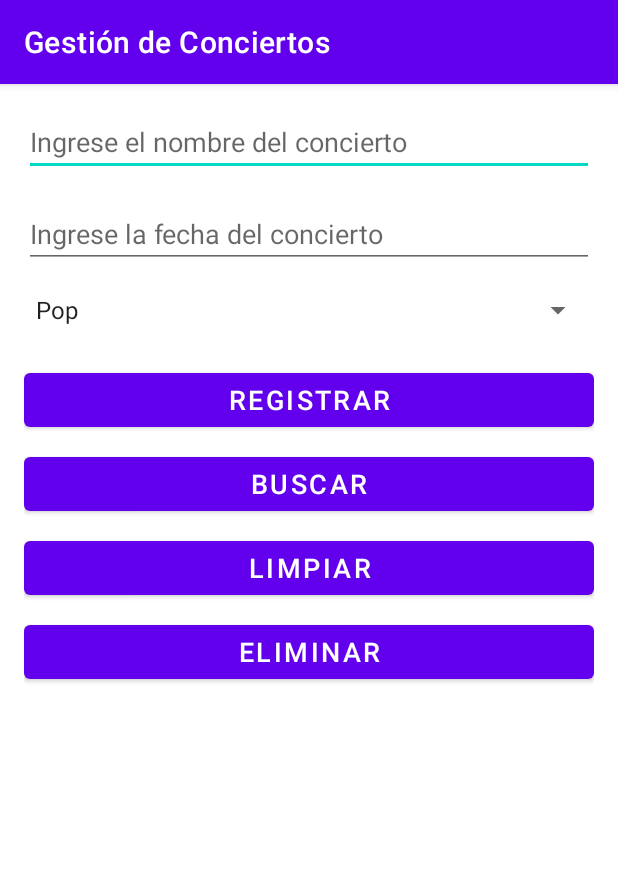
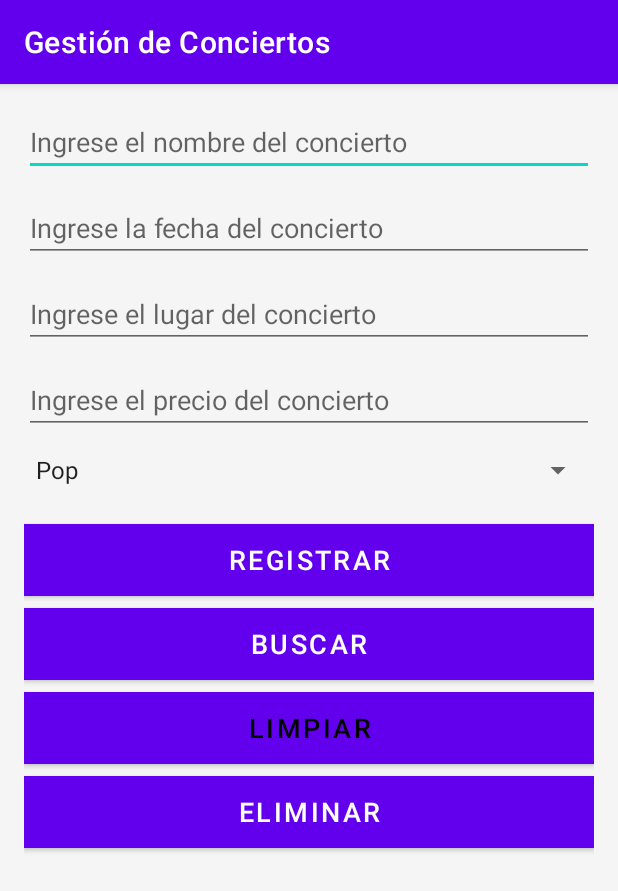
Before and after one commit to dannydanzka/concierto, an Android app: the screen it shows after launch (MainActivity), after a tap on "BUSCAR", on a phone screen of 412 x 824 dp. Shown: the top 891 px of the screen. Run offline under Robolectric (Android 15) with nearby library versions, the phone set to English and light mode, and no system bars.

Commit message:
Ajustes y Refactor

```diff
--- a/app/src/main/java/com/roberto/concierto/MainActivity.kt
+++ b/app/src/main/java/com/roberto/concierto/MainActivity.kt
@@ -1,9 +1,8 @@
 package com.roberto.concierto
 
+import android.content.Intent
+import android.os.Bundle
 import android.view.View
-import android.content.SharedPreferences
-import android.os.Bundle
-import android.content.Intent
 import android.view.inputmethod.InputMethodManager
 import android.widget.*
 import androidx.appcompat.app.AppCompatActivity
@@ -12,9 +11,12 @@ class MainActivity : AppCompatActivity() {
 
     private lateinit var inputNombre: EditText
     private lateinit var inputFecha: EditText
+    private lateinit var inputLugar: EditText
+    private lateinit var inputPrecio: EditText
     private lateinit var spinnerGenero: Spinner
-    private lateinit var sharedPreferences: SharedPreferences
-    private var generoSel: String = "Cumbia"
+
+    private var generoSeleccionado: String = "Pop"
+    private val listaConciertos = mutableListOf<Concierto>()
 
     override fun onCreate(savedInstanceState: Bundle?) {
         super.onCreate(savedInstanceState)
@@ -22,24 +24,23 @@ class MainActivity : AppCompatActivity() {
 
         inputNombre = findViewById(R.id.input_nombre)
         inputFecha = findViewById(R.id.input_fecha)
+        inputLugar = findViewById(R.id.input_lugar)
+        inputPrecio = findViewById(R.id.input_precio)
         spinnerGenero = findViewById(R.id.spinner_genero)
-
-        sharedPreferences = getSharedPreferences("ConciertoPrefs", MODE_PRIVATE)
 
         val registrarButton = findViewById<Button>(R.id.btn_registrar)
         val buscarButton = findViewById<Button>(R.id.btn_buscar)
         val limpiarButton = findViewById<Button>(R.id.btn_limpiar)
         val eliminarButton = findViewById<Button>(R.id.btn_eliminar)
 
-        val lstGeneros = listOf("Pop", "Hip-Hop", "Clásica", "Reggae", "Indie", "Techno", "Cumbia")
-        val adaptador = ArrayAdapter(this, android.R.layout.simple_spinner_item, lstGeneros)
+        val generos = listOf("Pop", "Hip-Hop", "Clásica", "Reggae", "Indie", "Techno", "Cumbia")
+        val adaptador = ArrayAdapter(this, android.R.layout.simple_spinner_item, generos)
         adaptador.setDropDownViewResource(android.R.layout.simple_spinner_dropdown_item)
         spinnerGenero.adapter = adaptador
         spinnerGenero.onItemSelectedListener = object : AdapterView.OnItemSelectedListener {
             override fun onItemSelected(parent: AdapterView<*>?, view: View?, position: Int, id: Long) {
-                generoSel = lstGeneros[position]
+                generoSeleccionado = generos[position]
             }
-
             override fun onNothingSelected(parent: AdapterView<*>?) {}
         }
 
@@ -49,109 +50,68 @@ class MainActivity : AppCompatActivity() {
         eliminarButton.setOnClickListener { eliminar() }
     }
 
-    // Función para registrar el concierto
     private fun registrar() {
         val nombre = inputNombre.text.toString().trim()
         val fecha = inputFecha.text.toString().trim()
+        val lugar = inputLugar.text.toString().trim()
+        val precioStr = inputPrecio.text.toString().trim()
 
-        if (nombre.isNotEmpty() && fecha.isNotEmpty()) {
-            // Guardar en SharedPreferences
-            val editor = sharedPreferences.edit()
-            editor.putString("nombre", nombre)
-            editor.putString("fecha", fecha)
-            editor.putString("genero", generoSel)
-            val success = editor.commit() // Usamos commit() en lugar de apply() para asegurarnos de que se guarde inmediatamente
+        if (nombre.isEmpty() || fecha.isEmpty() || lugar.isEmpty() || precioStr.isEmpty()) {
+            mostrarMensaje("Por favor, complete todos los campos.")
+            return
+        }
 
-            // Verificación de éxito
-            if (success) {
-                Toast.makeText(this, "Datos guardados correctamente", Toast.LENGTH_SHORT).show()
-            } else {
-                Toast.makeText(this, "Error al guardar los datos", Toast.LENGTH_SHORT).show()
+        val precio = precioStr.toDoubleOrNull()
+        if (precio == null || precio <= 0) {
+            mostrarMensaje("Ingrese un precio válido.")
+            return
+        }
+
+        listaConciertos.add(Concierto(nombre, fecha, lugar, generoSeleccionado, precio))
+        mostrarMensaje("Concierto registrado correctamente.")
+        limpiar()
+    }
+
+    private fun buscar() {
+        val nombreBuscar = inputNombre.text.toString().trim()
+        val concierto = listaConciertos.find { it.nombre.equals(nombreBuscar, ignoreCase = true) }
+
+        if (concierto != null) {
+            val intent = Intent(this, DetallesActivity::class.java).apply {
+                putExtra("nombre", concierto.nombre)
+                putExtra("fecha", concierto.fecha)
+                putExtra("lugar", concierto.lugar)
+                putExtra("genero", concierto.genero)
+                putExtra("precio", concierto.precio.toString())
             }
-
-            limpiar()
-            hideKeyboard()
+            startActivity(intent)
         } else {
-            Toast.makeText(this, "Por favor ingrese toda la información", Toast.LENGTH_SHORT).show()
+            mostrarMensaje("Concierto no encontrado.")
         }
     }
 
-    // Función para buscar un concierto
-    private fun buscar() {
-        hideKeyboard()
+    private fun eliminar() {
+        val nombreEliminar = inputNombre.text.toString().trim()
+        val concierto = listaConciertos.find { it.nombre.equals(nombreEliminar, ignoreCase = true) }
 
-        // Verificar qué texto está capturando el EditText
-        val nombreBuscar = inputNombre.text.toString().trim().lowercase()
-
-        Toast.makeText(this, "Nombre en campo capturado: ${inputNombre.text}", Toast.LENGTH_SHORT).show()
-
-        // Si el campo está vacío, pedimos que ingrese algo
-        if (nombreBuscar.isEmpty()) {
-            Toast.makeText(this, "Por favor ingrese un nombre para buscar", Toast.LENGTH_SHORT).show()
-            return // Salimos de la función si está vacío
-        }
-
-        // Obtener los datos guardados
-        val nombreGuardado = sharedPreferences.getString("nombre", "")?.lowercase()?.trim()
-        val fechaGuardada = sharedPreferences.getString("fecha", "")
-        val generoGuardado = sharedPreferences.getString("genero", "")
-
-        // Verificación con logs
-        Toast.makeText(this, "Nombre ingresado: $nombreBuscar, Guardado: $nombreGuardado", Toast.LENGTH_LONG).show()
-
-        // Comparación exacta
-        if (nombreBuscar == nombreGuardado) {
-            val intent = Intent(this, DetallesActivity::class.java)
-            intent.putExtra("nombre", nombreGuardado)
-            intent.putExtra("fecha", fechaGuardada)
-            intent.putExtra("genero", generoGuardado)
-            startActivity(intent)
+        if (concierto != null) {
+            listaConciertos.remove(concierto)
+            mostrarMensaje("Concierto eliminado correctamente.")
+            limpiar()
         } else {
-            Toast.makeText(this, "Concierto no encontrado", Toast.LENGTH_SHORT).show()
+            mostrarMensaje("Concierto no encontrado.")
         }
     }
 
-    // Función para eliminar un concierto
-    private fun eliminar() {
-        hideKeyboard()
-
-        val nombreEliminar = inputNombre.text.toString().trim().lowercase()
-
-        // Obtener los datos guardados
-        val nombreGuardado = sharedPreferences.getString("nombre", "")?.lowercase()?.trim()
-
-        // Verificación con logs
-        Toast.makeText(this, "Nombre ingresado para eliminar: $nombreEliminar, Guardado: $nombreGuardado", Toast.LENGTH_LONG).show()
-
-        // Comparación exacta
-        if (nombreEliminar == nombreGuardado) {
-            // Eliminar concierto de SharedPreferences
-            val editor = sharedPreferences.edit()
-            editor.clear() // Elimina todos los datos guardados
-            val success = editor.commit() // Usamos commit() para asegurarnos de que los datos se borren inmediatamente
-
-            // Verificación de éxito
-            if (success) {
-                limpiar()
-                Toast.makeText(this, "Concierto eliminado correctamente", Toast.LENGTH_SHORT).show()
-            } else {
-                Toast.makeText(this, "Error al eliminar los datos", Toast.LENGTH_SHORT).show()
-            }
-        } else {
-            Toast.makeText(this, "Concierto no encontrado", Toast.LENGTH_SHORT).show()
-        }
-    }
-
-    // Función para limpiar los campos
     private fun limpiar() {
         inputNombre.text.clear()
         inputFecha.text.clear()
+        inputLugar.text.clear()
+        inputPrecio.text.clear()
         spinnerGenero.setSelection(0)
     }
 
-    // Función para ocultar el teclado
-    private fun hideKeyboard() {
-        val inputMethodManager = getSystemService(INPUT_METHOD_SERVICE) as InputMethodManager
-        inputMethodManager.hideSoftInputFromWindow(currentFocus?.windowToken, 0)
+    private fun mostrarMensaje(mensaje: String) {
+        Toast.makeText(this, mensaje, Toast.LENGTH_SHORT).show()
     }
 }
--- a/app/src/main/res/layout/activity_detalles.xml
+++ b/app/src/main/res/layout/activity_detalles.xml
@@ -4,7 +4,7 @@
     android:layout_height="match_parent"
     android:orientation="vertical"
     android:padding="16dp"
-    android:background="#E0F7FA"> <!-- Fondo diferente -->
+    android:background="#E0F7FA">
 
     <TextView
         android:id="@+id/titulo_detalles"
--- a/app/src/main/res/layout/activity_main.xml
+++ b/app/src/main/res/layout/activity_main.xml
@@ -3,18 +3,16 @@
     android:layout_width="match_parent"
     android:layout_height="match_parent"
     android:orientation="vertical"
-    android:padding="16dp">
+    android:padding="16dp"
+    android:background="#F5F5F5">
 
     <!-- Nombre del Concierto -->
     <EditText
         android:id="@+id/input_nombre"
         android:layout_width="match_parent"
         android:layout_height="wrap_content"
-        android:hint="Ingrese el nombre del concierto"
+        android:hint="@string/ingrese_nombre"
         android:inputType="text"
-        android:enabled="true"
-        android:focusable="true"
-        android:focusableInTouchMode="true"
         android:textSize="18sp"/>
 
     <!-- Fecha del Concierto -->
@@ -22,9 +20,28 @@
         android:id="@+id/input_fecha"
         android:layout_width="match_parent"
         android:layout_height="wrap_content"
-        android:hint="Ingrese la fecha del concierto"
+        android:hint="@string/ingrese_fecha"
         android:inputType="date"
-        android:layout_marginTop="16dp"
+        android:layout_marginTop="12dp"
+        android:textSize="18sp"/>
+
+    <!-- Lugar del Concierto -->
+    <EditText
+        android:id="@+id/input_lugar"
+        android:layout_width="match_parent"
+        android:layout_height="wrap_content"
+        android:hint="@string/ingrese_lugar"
+        android:layout_marginTop="12dp"
+        android:textSize="18sp"/>
+
+    <!-- Precio del Concierto -->
+    <EditText
+        android:id="@+id/input_precio"
+        android:layout_width="match_parent"
+        android:layout_height="wrap_content"
+        android:hint="@string/ingrese_precio"
+        android:inputType="numberDecimal"
+        android:layout_marginTop="12dp"
         android:textSize="18sp"/>
 
     <!-- Selección de Género -->
@@ -32,39 +49,47 @@
         android:id="@+id/spinner_genero"
         android:layout_width="match_parent"
         android:layout_height="wrap_content"
-        android:layout_marginTop="16dp"/>
+        android:layout_marginTop="12dp"/>
 
     <!-- Botones -->
     <Button
         android:id="@+id/btn_registrar"
         android:layout_width="match_parent"
         android:layout_height="wrap_content"
-        android:text="Registrar"
+        android:text="@string/registrar"
         android:layout_marginTop="24dp"
-        android:textSize="18sp"/>
+        android:textSize="18sp"
+        android:background="@color/teal_700"
+        android:textColor="@color/white"/>
 
     <Button
         android:id="@+id/btn_buscar"
         android:layout_width="match_parent"
         android:layout_height="wrap_content"
-        android:text="Buscar"
+        android:text="@string/buscar"
         android:layout_marginTop="8dp"
-        android:textSize="18sp"/>
+        android:textSize="18sp"
+        android:background="@color/purple_500"
+        android:textColor="@color/white"/>
 
     <Button
         android:id="@+id/btn_limpiar"
         android:layout_width="match_parent"
         android:layout_height="wrap_content"
-        android:text="Limpiar"
+        android:text="@string/limpiar"
         android:layout_marginTop="8dp"
-        android:textSize="18sp"/>
+        android:textSize="18sp"
+        android:background="@color/teal_200"
+        android:textColor="@color/black"/>
 
     <Button
         android:id="@+id/btn_eliminar"
         android:layout_width="match_parent"
         android:layout_height="wrap_content"
-        android:text="Eliminar"
+        android:text="@string/eliminar"
         android:layout_marginTop="8dp"
-        android:textSize="18sp"/>
+        android:textSize="18sp"
+        android:background="@color/purple_700"
+        android:textColor="@color/white"/>
 
 </LinearLayout>
--- a/app/src/main/res/values/strings.xml
+++ b/app/src/main/res/values/strings.xml
@@ -1,13 +1,25 @@
 <resources>
     <string name="app_name">Gestión de Conciertos</string>
+
+    <!-- Campos de Entrada -->
     <string name="nombre_concierto">Nombre del Concierto</string>
     <string name="ingrese_nombre">Ingrese el nombre del concierto</string>
     <string name="fecha_concierto">Fecha del Concierto</string>
     <string name="ingrese_fecha">Ingrese la fecha del concierto</string>
+    <string name="lugar_concierto">Lugar del Concierto</string>
+    <string name="ingrese_lugar">Ingrese el lugar del concierto</string>
+    <string name="precio_concierto">Precio del Concierto</string>
+    <string name="ingrese_precio">Ingrese el precio del concierto</string>
+    <string name="genero_concierto">Género del Concierto</string>
+    <string name="seleccione_genero">Seleccione el género del concierto</string>
+
+    <!-- Botones -->
     <string name="registrar">Registrar</string>
     <string name="buscar">Buscar</string>
     <string name="limpiar">Limpiar</string>
     <string name="eliminar">Eliminar</string>
+
+    <!-- Detalles -->
     <string name="detalles_concierto">Detalles del Concierto</string>
     <string name="regresar">Regresar</string>
 </resources>
```
Also changed, not shown: app/src/main/java/com/roberto/concierto/Concierto.kt (+5 -5 lines), app/src/main/java/com/roberto/concierto/DetallesActivity.kt (+11 -4 lines).
